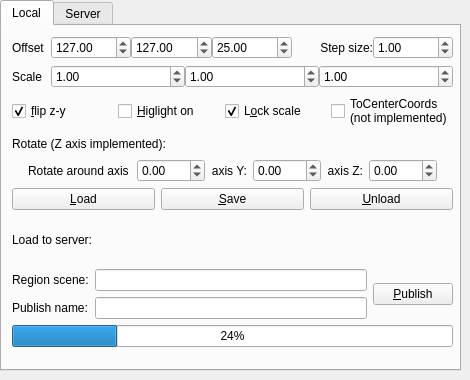
This is bin/pymodules/localscene/localscene.ui in realXtend/tundra as Qt 5 draws it before an edit. The edited form follows.
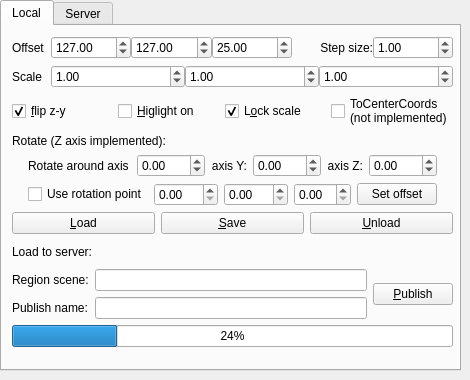
This is the edited form.

Commit message: LocalScene: rotation around predefined point

The edit to the form file:
```diff
--- a/bin/pymodules/localscene/localscene.ui
+++ b/bin/pymodules/localscene/localscene.ui
@@ -366,6 +366,47 @@
         </item>
        </layout>
       </item>
+      <item>
+       <layout class="QHBoxLayout" name="horizontalLayout_11">
+        <property name="leftMargin">
+         <number>16</number>
+        </property>
+        <property name="rightMargin">
+         <number>16</number>
+        </property>
+        <item>
+         <widget class="QCheckBox" name="checkBoxRotationPoint">
+          <property name="text">
+           <string>Use rotation point</string>
+          </property>
+         </widget>
+        </item>
+        <item>
+         <widget class="QDoubleSpinBox" name="rotateCenterX">
+          <property name="maximum">
+           <double>255.000000000000000</double>
+          </property>
+         </widget>
+        </item>
+        <item>
+         <widget class="QDoubleSpinBox" name="rotateCenterY">
+          <property name="maximum">
+           <double>255.000000000000000</double>
+          </property>
+         </widget>
+        </item>
+        <item>
+         <widget class="QDoubleSpinBox" name="rotateCenterZ"/>
+        </item>
+        <item>
+         <widget class="QPushButton" name="pushButtonSetOffset">
+          <property name="text">
+           <string>Set offset</string>
+          </property>
+         </widget>
+        </item>
+       </layout>
+      </item>
       <item>
        <layout class="QHBoxLayout" name="horizontalLayout">
         <property name="rightMargin">
```
The commit also changes 3 other files.
